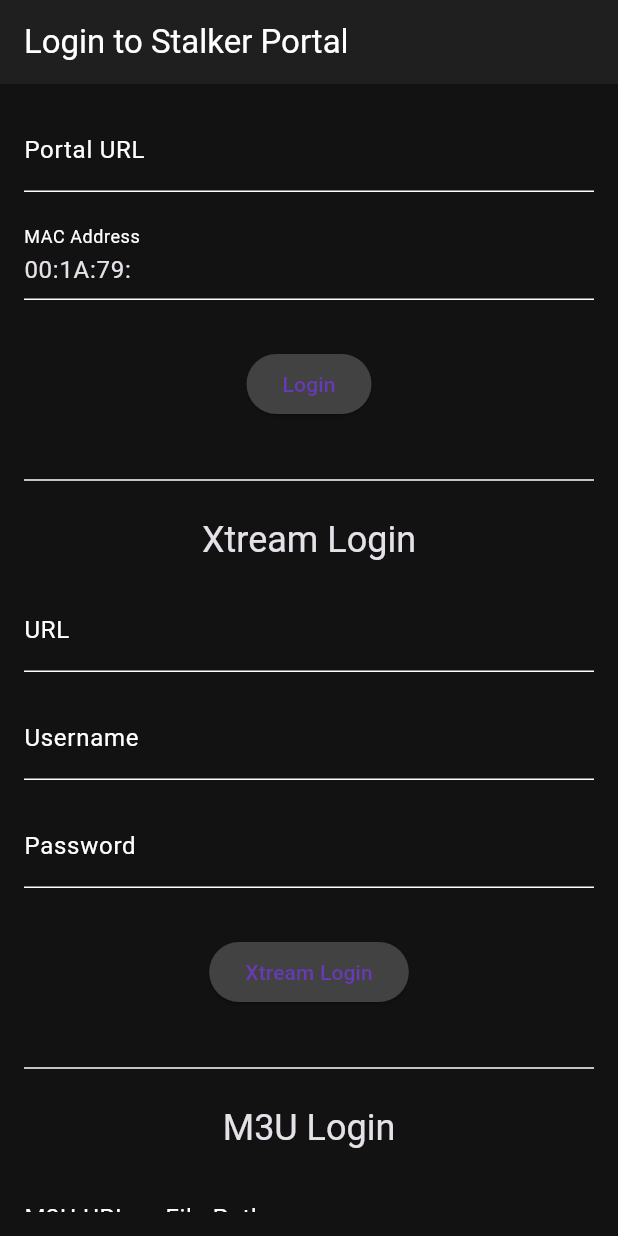
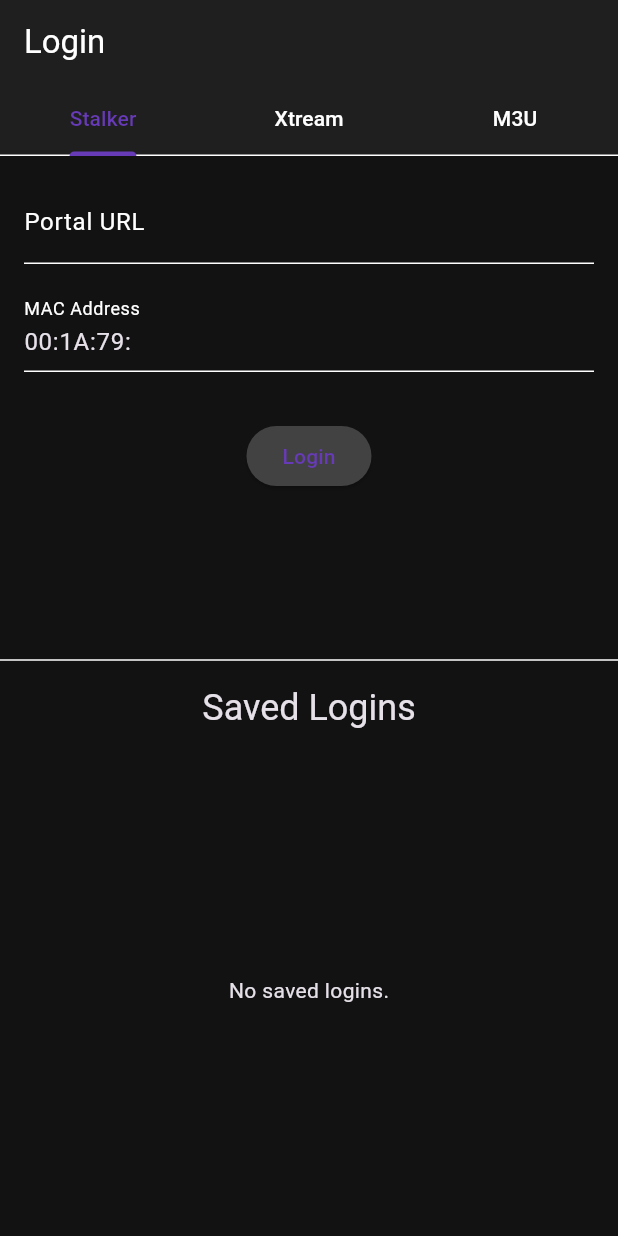
Before and after one commit to michaelvaneykveld/openIPTV, a Flutter app: the screen it shows after launch, on a phone screen of 412 x 824 dp. Run offline on Flutter 3.47's test engine with Material 3 defaults, Android fonts, the phone set to English and light mode, and no system bars; our stand-ins replace dio, file_picker, flutter_riverpod, flutter_secure_storage, freezed_annotation, go_router and 5 more; accounts and stored records are empty; generated files the repository leaves out were written again.

Commit message:
feat: Refactor LoginScreen to use TabBar

```diff
--- a/lib/src/presentation/screens/login_screen.dart
+++ b/lib/src/presentation/screens/login_screen.dart
@@ -329,16 +329,104 @@ class _LoginScreenState extends ConsumerState<LoginScreen> {
   Widget build(BuildContext context) {
     final savedCredentialsAsyncValue = ref.watch(savedCredentialsProvider);
 
-    return Scaffold(
+    return DefaultTabController(
+      length: 3,
+      child: Scaffold(
         appBar: AppBar(
-        title: const Text('Login to Stalker Portal'),
+          title: const Text('Login'),
+          bottom: const TabBar(
+            tabs: [
+              Tab(text: 'Stalker'),
+              Tab(text: 'Xtream'),
+              Tab(text: 'M3U'),
+            ],
           ),
-      body: Padding(
+        ),
+        body: Column(
+          children: [
+            Expanded(
+              child: TabBarView(
+                children: [
+                  _buildStalkerLogin(),
+                  _buildXtreamLogin(),
+                  _buildM3uLogin(),
+                ],
+              ),
+            ),
+            const Divider(),
+            Padding(
+              padding: const EdgeInsets.all(8.0),
+              child: Text(
+                'Saved Logins',
+                style: Theme.of(context).textTheme.headlineSmall,
+              ),
+            ),
+            Expanded(
+              child: savedCredentialsAsyncValue.when(
+                data: (credentials) {
+                  if (credentials.isEmpty) {
+                    return const Center(child: Text('No saved logins.'));
+                  }
+                  return ListView.builder(
+                    itemCount: credentials.length,
+                    itemBuilder: (context, index) {
+                      final credential = credentials[index];
+                      String displayUrl = '';
+                      String displayInfo = '';
+
+                      if (credential is StalkerCredentials) {
+                        displayUrl = credential.baseUrl;
+                        displayInfo = 'MAC: ${credential.macAddress}';
+                      } else if (credential is M3uCredentials) {
+                        displayUrl = credential.m3uUrl;
+                        displayInfo = 'Type: M3U';
+                      } else if (credential is XtreamCredentials) {
+                        displayUrl = credential.url;
+                        displayInfo = 'User: ${credential.username}';
+                      }
+
+                      return Card(
+                        margin: const EdgeInsets.symmetric(vertical: 8.0),
+                        child: ListTile(
+                          title: Text(displayUrl),
+                          subtitle: Text(displayInfo),
+                          onTap: () {
+                            if (credential is StalkerCredentials) {
+                              _portalUrlController.text = credential.baseUrl;
+                              _macAddressController.text = credential.macAddress;
+                            } else if (credential is M3uCredentials) {
+                              _m3uUrlController.text = credential.m3uUrl;
+                              _m3uUsernameController.text = credential.username ?? '';
+                              _m3uPasswordController.text = credential.password ?? '';
+                            } else if (credential is XtreamCredentials) {
+                              _xtreamUrlController.text = credential.url;
+                              _xtreamUsernameController.text = credential.username;
+                              _xtreamPasswordController.text = credential.password;
+                            }
+                          },
+                          trailing: IconButton(
+                            icon: const Icon(Icons.delete),
+                            onPressed: () => _deleteCredential(credential),
+                          ),
+                        ),
+                      );
+                    },
+                  );
+                },
+                loading: () => const Center(child: CircularProgressIndicator()),
+                error: (err, stack) => Center(child: Text('Error loading saved logins: ${err.toString()}')),
+              ),
+            ),
+          ],
+        ),
+      ),
+    );
+  }
+
+  Widget _buildStalkerLogin() {
+    return SingleChildScrollView(
       padding: const EdgeInsets.all(16.0),
-        child: SingleChildScrollView( // Use SingleChildScrollView for scrollability
-          child: Column(
-            children: [
-              Form(
+      child: Form(
         key: _formKey,
         child: Column(
           children: [
@@ -386,15 +474,13 @@ class _LoginScreenState extends ConsumerState<LoginScreen> {
           ],
         ),
       ),
-              const SizedBox(height: 32),
-              const Divider(),
-              const SizedBox(height: 16),
-              Text(
-                'Xtream Login',
-                style: Theme.of(context).textTheme.headlineSmall,
-              ),
-              const SizedBox(height: 16),
-              Form(
+    );
+  }
+
+  Widget _buildXtreamLogin() {
+    return SingleChildScrollView(
+      padding: const EdgeInsets.all(16.0),
+      child: Form(
         // No GlobalKey for now, as validation is not yet implemented for Xtream
         child: Column(
           children: [
@@ -434,15 +520,13 @@ class _LoginScreenState extends ConsumerState<LoginScreen> {
           ],
         ),
       ),
-              const SizedBox(height: 32),
-              const Divider(),
-              const SizedBox(height: 16),
-              Text(
-                'M3U Login',
-                style: Theme.of(context).textTheme.headlineSmall,
-              ),
-              const SizedBox(height: 16),
-              Form(
+    );
+  }
+
+  Widget _buildM3uLogin() {
+    return SingleChildScrollView(
+      padding: const EdgeInsets.all(16.0),
+      child: Form(
         child: Column(
           children: [
             TextFormField(
@@ -483,74 +567,6 @@ class _LoginScreenState extends ConsumerState<LoginScreen> {
           ],
         ),
       ),
-              const SizedBox(height: 32),
-              const Divider(),
-              const SizedBox(height: 16),
-              Text(
-                'Saved Logins',
-                style: Theme.of(context).textTheme.headlineSmall,
-              ),
-              const SizedBox(height: 16),
-              savedCredentialsAsyncValue.when(
-                data: (credentials) {
-                  if (credentials.isEmpty) {
-                    return const Text('No saved logins.');
-                  }
-                  return ListView.builder(
-                    shrinkWrap: true, // Important for nested ListView in SingleChildScrollView
-                    physics: const NeverScrollableScrollPhysics(), // Disable ListView's own scrolling
-                    itemCount: credentials.length,
-                    itemBuilder: (context, index) {
-                      final credential = credentials[index];
-                      String displayUrl = '';
-                      String displayInfo = '';
-
-                      if (credential is StalkerCredentials) {
-                        displayUrl = credential.baseUrl;
-                        displayInfo = 'MAC: ${credential.macAddress}';
-                      } else if (credential is M3uCredentials) {
-                        displayUrl = credential.m3uUrl;
-                        displayInfo = 'Type: M3U';
-                      } else if (credential is XtreamCredentials) {
-                        displayUrl = credential.url;
-                        displayInfo = 'User: ${credential.username}';
-                      }
-
-                      return Card(
-                        margin: const EdgeInsets.symmetric(vertical: 8.0),
-                        child: ListTile(
-                          title: Text(displayUrl),
-                          subtitle: Text(displayInfo),
-                          onTap: () {
-                            if (credential is StalkerCredentials) {
-                              _portalUrlController.text = credential.baseUrl;
-                              _macAddressController.text = credential.macAddress;
-                            } else if (credential is M3uCredentials) {
-                              _m3uUrlController.text = credential.m3uUrl;
-                              _m3uUsernameController.text = credential.username ?? '';
-                              _m3uPasswordController.text = credential.password ?? '';
-                            } else if (credential is XtreamCredentials) {
-                              _xtreamUrlController.text = credential.url;
-                              _xtreamUsernameController.text = credential.username;
-                              _xtreamPasswordController.text = credential.password;
-                            }
-                          },
-                          trailing: IconButton(
-                            icon: const Icon(Icons.delete),
-                            onPressed: () => _deleteCredential(credential),
-                          ),
-                        ),
-                      );
-                    },
-                  );
-                },
-                loading: () => const CircularProgressIndicator(),
-                error: (err, stack) => Text('Error loading saved logins: ${err.toString()}'),
-              ),
-            ],
-          ),
-        ),
-      ),
     );
   }
 }
```
Lines whose indentation alone changed are shown as unchanged.
